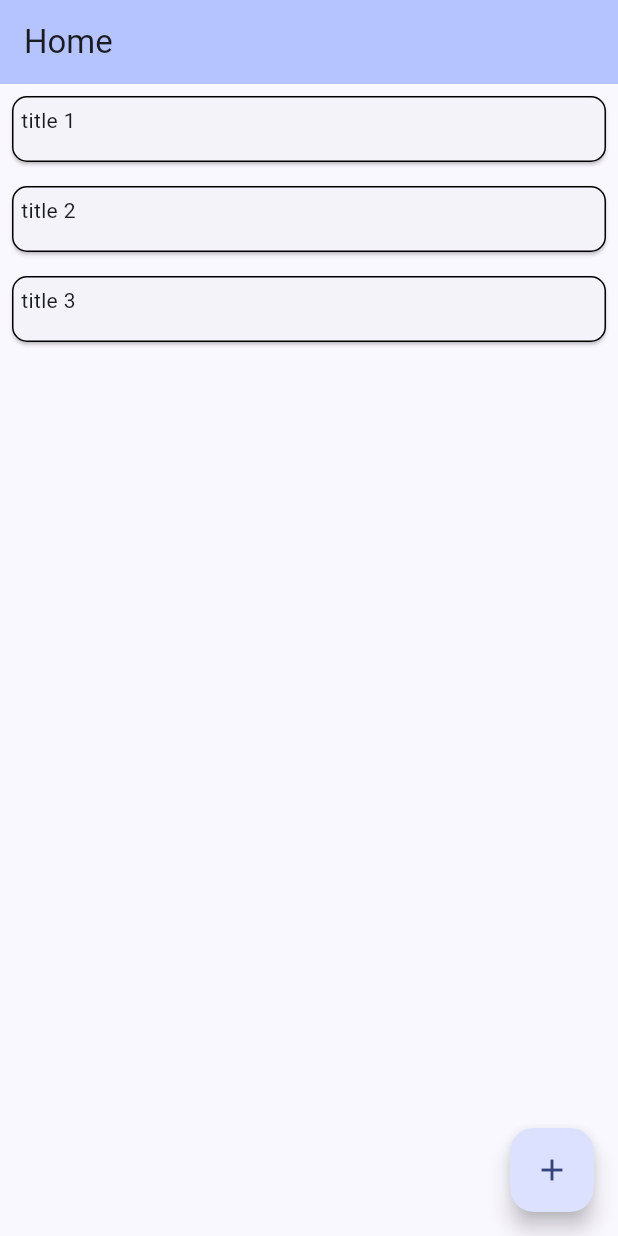
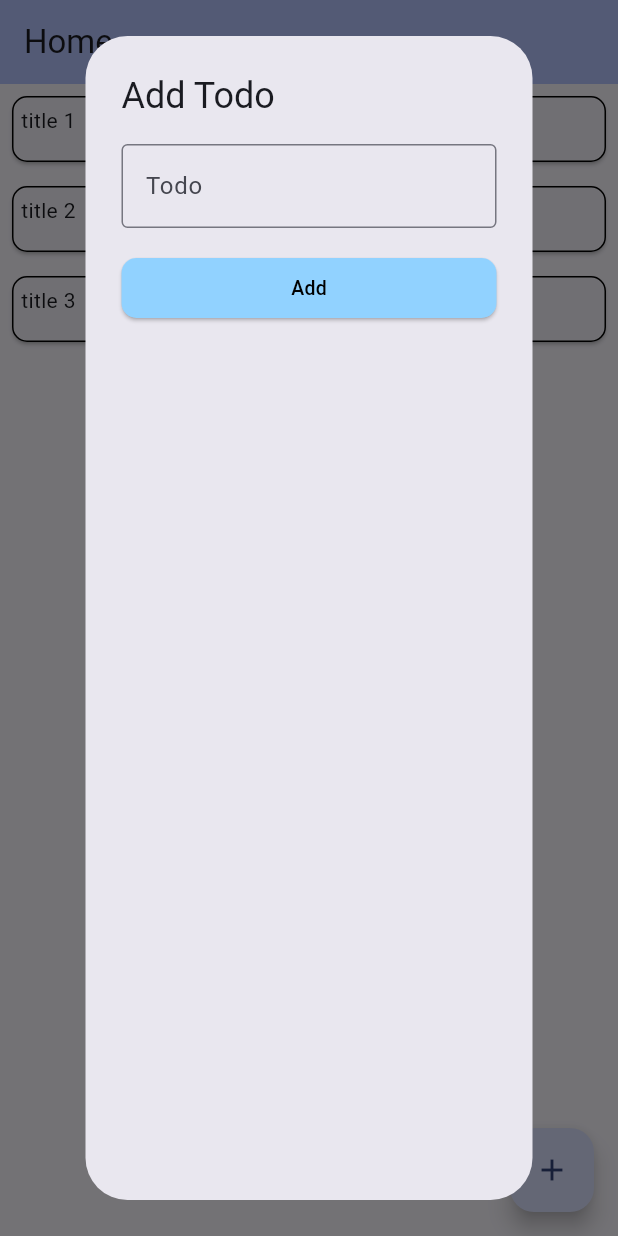
Before and after one commit to Besufikad17/todolist, a Flutter app: the screen it shows after launch, after a tap on the "add" icon, on a phone screen of 412 x 824 dp. Run offline on Flutter 3.47's test engine with Material 2 defaults, Android fonts, the phone set to English and light mode, and no system bars.

Commit message:
add todo implemented

```diff
--- /dev/null
+++ b/lib/components/button.dart
@@ -0,0 +1,49 @@
+import 'package:flutter/material.dart';
+import 'package:todolist/utils/colors.dart';
+
+class MyButton extends StatelessWidget {
+  final String text;
+  final double width;
+  final double height;
+  final String bgcolor;
+  final double borderRadius;
+  final String fgcolor;
+  final double fontSize;
+  final VoidCallback onPressed;
+
+  const MyButton({
+    super.key,
+    required this.text,
+    required this.width,
+    required this.height,
+    required this.bgcolor,
+    required this.borderRadius,
+    required this.fgcolor,
+    required this.fontSize,
+    required this.onPressed
+  });
+
+  @override
+  Widget build(BuildContext context) {
+    return SizedBox(
+      width: width,
+      height: height,
+      child: ElevatedButton(
+        onPressed: onPressed,
+        style: ElevatedButton.styleFrom(
+          backgroundColor: getColorFromHex(bgcolor),
+          shape: RoundedRectangleBorder(
+            borderRadius: BorderRadius.circular(borderRadius),
+          ),
+        ),
+        child: Text(
+          text,
+          style: TextStyle(
+            color: getColorFromHex(fgcolor),
+            fontSize: fontSize
+          )
+        ),
+      ),
+    );
+  }
+}
--- a/lib/components/card.dart
+++ b/lib/components/card.dart
@@ -1,4 +1,5 @@
 import 'package:flutter/material.dart';
+import 'package:todolist/screens/todo.dart';
 import 'package:todolist/utils/colors.dart';
 
 void main() => runApp(const MyCard(title: '',));
@@ -11,7 +12,16 @@ class MyCard extends StatelessWidget {
   @override
   Widget build(BuildContext context) {
     return GestureDetector(
-      onTap: () => {},
+      onTap: () => {
+        Navigator.push(
+        context,
+        MaterialPageRoute(
+          builder: (context) => Todo(
+            title: title,
+          )
+        )
+      )
+      },
       child: Container(
         width: 300,
         height: 60,
--- a/lib/main.dart
+++ b/lib/main.dart
@@ -1,4 +1,5 @@
 import 'package:flutter/material.dart';
+import 'package:todolist/components/button.dart';
 import 'package:todolist/components/card.dart';
 
 void main() {
@@ -14,17 +15,16 @@ class MyApp extends StatelessWidget {
       title: 'TodoList',
       theme: ThemeData(
         colorScheme:
-            ColorScheme.fromSeed(seedColor: Color.fromARGB(255, 34, 62, 138)),
+            ColorScheme.fromSeed(seedColor: const Color.fromARGB(255, 34, 62, 138)),
         useMaterial3: true,
       ),
-      home: const MyHomePage(title: 'Home'),
+      home: MyHomePage(title: 'Home'),
     );
   }
 }
 
 class MyHomePage extends StatefulWidget {
-  const MyHomePage({super.key, required this.title});
-
+  MyHomePage({super.key, required this.title});
   final String title;
 
   @override
@@ -33,6 +33,7 @@ class MyHomePage extends StatefulWidget {
 
 class _MyHomePageState extends State<MyHomePage> {
   List<String> titles = ["title 1", "title 2", "title 3"];
+  TextEditingController text = TextEditingController();
 
   @override
   Widget build(BuildContext context) {
@@ -48,7 +49,40 @@ class _MyHomePageState extends State<MyHomePage> {
               }
             ),
             floatingActionButton: FloatingActionButton(
-              onPressed: () => {},
+              onPressed: () => {
+                 showDialog(
+                  context: context,
+                  builder: (context) {
+                    return AlertDialog(
+                      title: const Text("Add Todo"),
+                      content: Column(
+                        children: [
+                          TextField(
+                            controller: text,
+                            decoration: const InputDecoration(
+                              border: OutlineInputBorder(),
+                              labelText: 'Todo',
+                              hintText: 'Add Todo..',
+                            ),
+                          ),
+                          const SizedBox(height: 20,),
+                          MyButton(
+                            text: "Add",
+                            width: 250,
+                            height: 40,
+                            bgcolor: "#91d2ff",
+                            borderRadius: 10,
+                            fgcolor: "#000000",
+                            fontSize: 13,
+                            onPressed: () => {
+                              titles.add(text.text)
+                            }
+                          )
+                      ]),
+                    );
+                  }
+                 )
+              },
               tooltip: 'Increment',
               child: const Icon(Icons.add),
             ),
--- /dev/null
+++ b/lib/screens/todo.dart
@@ -0,0 +1,21 @@
+import 'package:flutter/material.dart';
+
+class Todo extends StatelessWidget {
+  final String title;
+  const Todo({super.key, required this.title});
+
+  @override
+  Widget build(BuildContext context) {
+    return MaterialApp(
+      title: title,
+      home: Scaffold(
+        appBar: AppBar(
+          title: Text(title),
+        ),
+        body: Center(
+          child: Text(title),
+        ),
+      ),
+    );
+  }
+}
```
